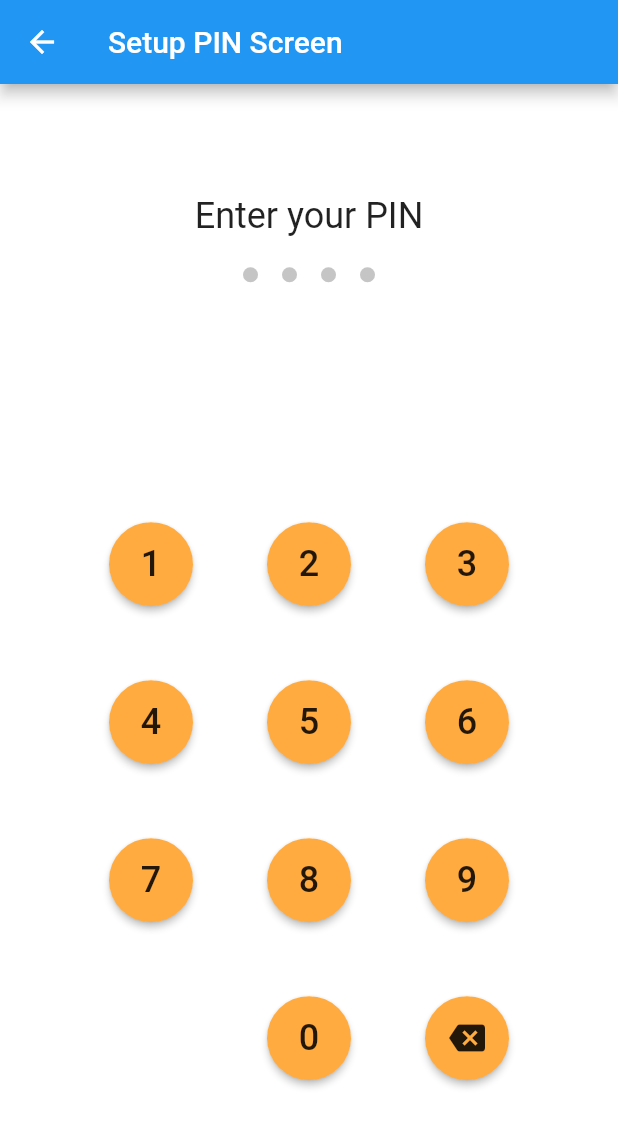
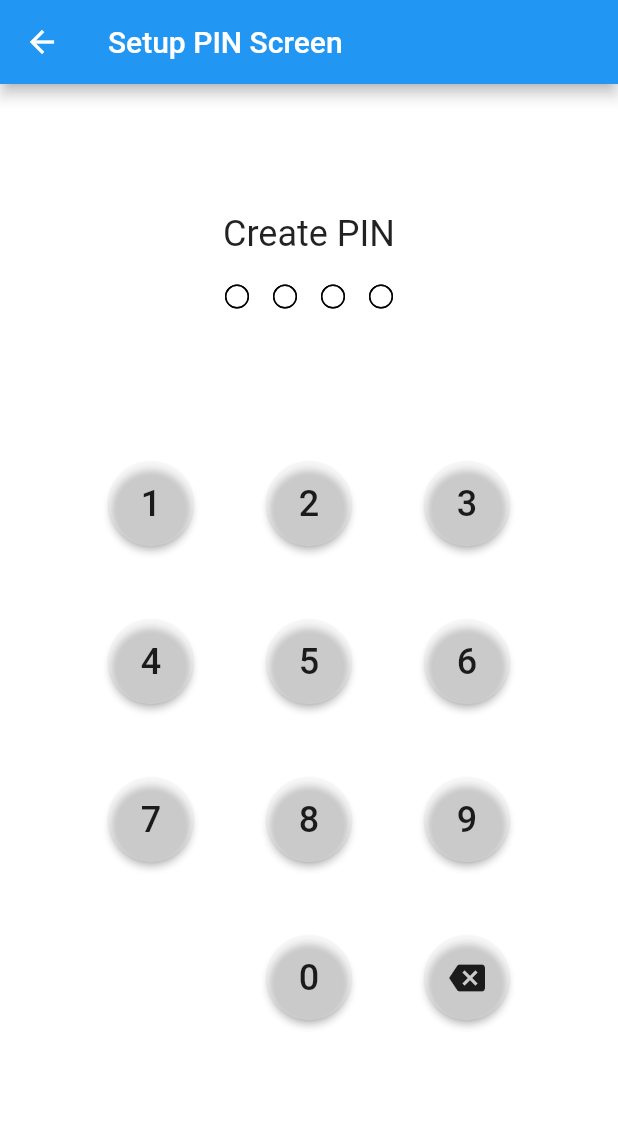
Before and after one commit to Vladimir-Stratila/test_task_pincode_screen, a Flutter app: the SetupScreen screen opened directly, after a tap on the "backspace" icon, on a phone screen of 412 x 824 dp. Shown: the top 1127 px of the screen. Run offline on Flutter 3.47's test engine with Material 2 defaults, Android fonts, the phone set to English and light mode, and no system bars; our stand-ins replace shared_preferences; accounts and stored records are empty.

Commit message:
second commit
Signed-off-by: Владимир Стратила <coder.st.zp@gmail.com>

```diff
--- a/lib/setup_screen.dart
+++ b/lib/setup_screen.dart
@@ -9,24 +9,17 @@ class SetupScreen extends StatefulWidget {
 class _SetupScreenState extends State<SetupScreen> {
   var numbers = [1, 2, 3, 4, 5, 6, 7, 8, 9, 0];
   var inputText = "";
+  var checkText = "";
   var actives = [false, false, false, false];
   var clears = [false, false, false, false];
-  var values = [1, 2, 3, 4];
+  var values = [-1, -1, -1, -1];
   var currentIndex = 0;
-  var message = "";
-
-  late int pinDigit1;
-  late int pinDigit2;
-  late int pinDigit3;
-  late int pinDigit4;
+  var title = "Create PIN";
 
   void savePIN() async {
     final prefs = await SharedPreferences.getInstance();
     setState(() {
-      prefs.setInt('pinDigit1', pinDigit1);
-      prefs.setInt('pinDigit2', pinDigit2);
-      prefs.setInt('pinDigit3', pinDigit3);
-      prefs.setInt('pinDigit4', pinDigit4);
+      prefs.setString('pinCode', checkText);
     });
   }
 
@@ -46,7 +39,7 @@ class _SetupScreenState extends State<SetupScreen> {
               children: [
                 SizedBox(height: 48.0),
                 Text(
-                    "Enter your PIN",
+                    title,
                     style: TextStyle(
                       fontSize: 24
                     )
@@ -67,28 +60,19 @@ class _SetupScreenState extends State<SetupScreen> {
                     ],
                   ),
                 ),
-                Text(
-                    message,
-                    style: TextStyle(
-                      fontSize: 20
-                    )
-                ),
               ],
             )
           ),
           Expanded(
             flex: 5,
             child: GridView.builder(
-              padding: EdgeInsets.all(48.0),
+              padding: EdgeInsets.symmetric(vertical: 8.0, horizontal:48.0),
               physics: NeverScrollableScrollPhysics(),
               gridDelegate: SliverGridDelegateWithFixedCrossAxisCount(
                 crossAxisCount: 3,
                 childAspectRatio: 1 / 1,
               ),
                       itemBuilder: (context, index) => Container(
-                        //margin: EdgeInsets.all(16.0),
-                        //width: 50,
-                        //height: 50,
                         child: index == 9
                             ? SizedBox()
                             : Center(
@@ -119,29 +103,67 @@ class _SetupScreenState extends State<SetupScreen> {
                                   clears = clears.map((e) => true).toList();
                                   actives = actives.map((e) => false).toList();
                                 });
-                                if (inputText == "0715") {
-                                  print("Success");
+                                if (checkText == "") {
                                   setState(() {
-                                    message = "Success";
+                                    checkText = inputText;
+                                    title = "Re-enter your PIN";
                                   });
                                 }
                                 else {
-                                  setState(() {
-                                    message = "Forgot PIN?";
-                                  });
+                                  if (checkText == inputText) {
+                                    print("PIN created");
+                                    print(checkText);
+                                    setState(() {
+                                      savePIN();
+                                      showDialog<String>(
+                                        context: context,
+                                        builder: (BuildContext context) => AlertDialog(
+                                          title: const Text('Success'),
+                                          content: const Text('Your PIN code is successfully created.'),
+                                          actions: <Widget>[
+                                            TextButton(
+                                              onPressed: () => Navigator.pop(context, 'OK'),
+                                              child: const Text('OK'),
+                                            ),
+                                          ],
+                                        ),
+                                      );
+                                      title="Create PIN";
+                                      //message = "Your PIN code is successfully created";
+                                    });
+                                  }
+                                  else {
+                                    print("PINs are not identical");
+                                    setState(() {
+                                      showDialog<String>(
+                                        context: context,
+                                        builder: (BuildContext context) => AlertDialog(
+                                          title: const Text('Error'),
+                                          content: const Text('PINs are not identical. Try again.'),
+                                          actions: <Widget>[
+                                            TextButton(
+                                              onPressed: () => Navigator.pop(context, 'OK'),
+                                              child: const Text('OK'),
+                                            ),
+                                          ],
+                                        ),
+                                      );
+                                      title = "Create PIN";
+                                      checkText = "";
+                                    });
+                                  }
                                 }
                                 inputText = "";
                                 currentIndex = 0;
                                 return;
                               }
-                              message = "";
                               clears = clears.map((e) => false).toList();
                               setState(() {
                                 actives[currentIndex] = true;
                                 currentIndex++;
                               });
                             },
-                            color: Colors.orangeAccent,
+                            color: Colors.white24,
                             minWidth: 56,
                             height: 56,
                             child: index == 11
@@ -173,6 +195,7 @@ class AnimationBoxItem extends StatefulWidget {
   final clear;
   final active;
   final value;
+
   const AnimationBoxItem({Key? key, this.clear = false, this.active = false, this.value}) : super(key: key);
   @override
   _AnimationBoxItemState createState() => _AnimationBoxItemState();
@@ -195,17 +218,20 @@ class _AnimationBoxItemState extends State<AnimationBoxItem> with TickerProvider
       animation: animationController,
       builder: (context, child) => Container(
         margin: EdgeInsets.all(8.0),
-        //color: Colors.red,
         child: Stack(
           children: [
             Container(),
             AnimatedContainer(
               duration: Duration(milliseconds: 800),
-              width: 10.0,
-              height: 10.0,
+              width: 16.0,
+              height: 16.0,
               decoration: BoxDecoration(
                 shape: BoxShape.circle,
-                color: widget.active ? Colors.blue : Colors.black12,
+                border: Border.all(
+                  color: Colors.black,
+                  width: 1,
+                ),
+                color: widget.active ? Colors.blue : Colors.white70,
               ),
             ),
             Align(
@@ -213,11 +239,15 @@ class _AnimationBoxItemState extends State<AnimationBoxItem> with TickerProvider
               child: Opacity(
                 opacity: 1 - animationController.value,
                 child: Container(
-                  width: 10.0,
-                  height: 10.0,
+                  width: 16.0,
+                  height: 16.0,
                   decoration: BoxDecoration(
                     shape: BoxShape.circle,
-                    color: widget.active ? Colors.blue : Colors.black12,
+                    border: Border.all(
+                      color: Colors.black,
+                      width: 1,
+                    ),
+                    color: widget.active ? Colors.blue : Colors.white70,
                   ),
                 ),
               ),
```
Also changed, not shown: lib/auth_screen.dart (+46 -32 lines).
